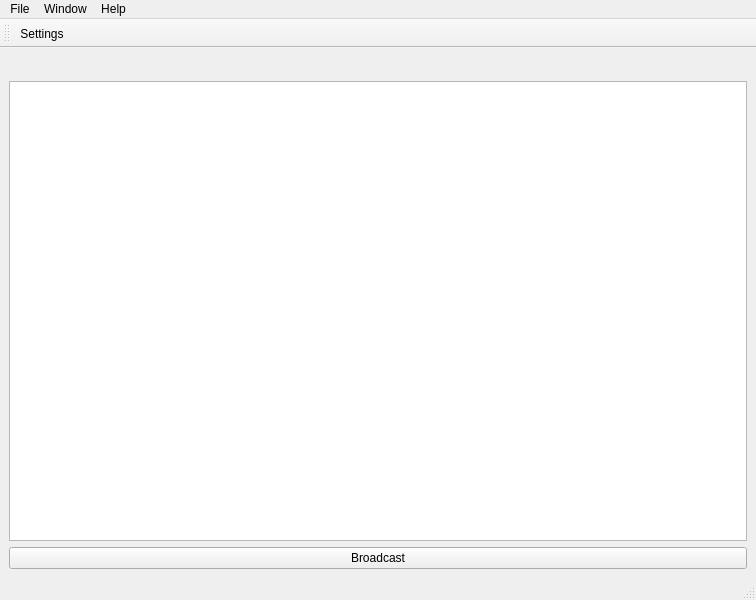
Old version of the form kconsole/ui/mainWindow.ui in the repository erinn/kconsole.
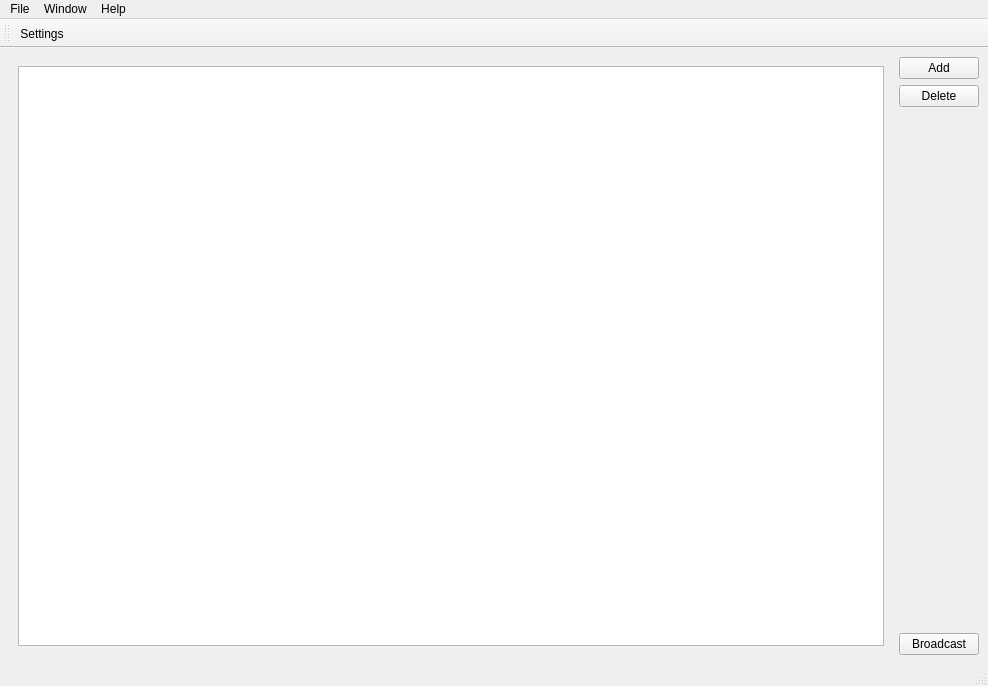
New version of the form.

The edit to the form file:
```diff
--- a/kconsole/ui/mainWindow.ui
+++ b/kconsole/ui/mainWindow.ui
@@ -6,23 +6,53 @@
    <rect>
     <x>0</x>
     <y>0</y>
-    <width>756</width>
-    <height>600</height>
+    <width>988</width>
+    <height>686</height>
    </rect>
   </property>
   <property name="windowTitle">
    <string>KConsole</string>
   </property>
   <widget class="QWidget" name="centralwidget">
-   <layout class="QVBoxLayout" name="verticalLayout_2">
+   <layout class="QHBoxLayout" name="horizontalLayout">
     <item>
      <widget class="QWidget" name="widget" native="true">
-      <layout class="QVBoxLayout" name="verticalLayout"/>
-     </widget>
-    </item>
+      <layout class="QVBoxLayout" name="verticalLayout">
     <item>
      <widget class="QTableView" name="radioTable"/>
     </item>
+      </layout>
+     </widget>
+    </item>
+    <item>
+     <layout class="QVBoxLayout" name="verticalLayout_2">
+      <item>
+       <widget class="QPushButton" name="addButton">
+        <property name="text">
+         <string>Add</string>
+        </property>
+       </widget>
+      </item>
+      <item>
+       <widget class="QPushButton" name="deleteButton">
+        <property name="text">
+         <string>Delete</string>
+        </property>
+       </widget>
+      </item>
+      <item>
+       <spacer name="verticalSpacer">
+        <property name="orientation">
+         <enum>Qt::Vertical</enum>
+        </property>
+        <property name="sizeHint" stdset="0">
+         <size>
+          <width>20</width>
+          <height>40</height>
+         </size>
+        </property>
+       </spacer>
+      </item>
     <item>
      <widget class="QPushButton" name="broadcastButton">
       <property name="text">
@@ -31,13 +61,15 @@
      </widget>
     </item>
    </layout>
+    </item>
+   </layout>
   </widget>
   <widget class="QMenuBar" name="menubar">
    <property name="geometry">
     <rect>
      <x>0</x>
      <y>0</y>
-     <width>756</width>
+     <width>988</width>
      <height>28</height>
     </rect>
    </property>
```
Lines whose indentation alone changed are shown as unchanged.
